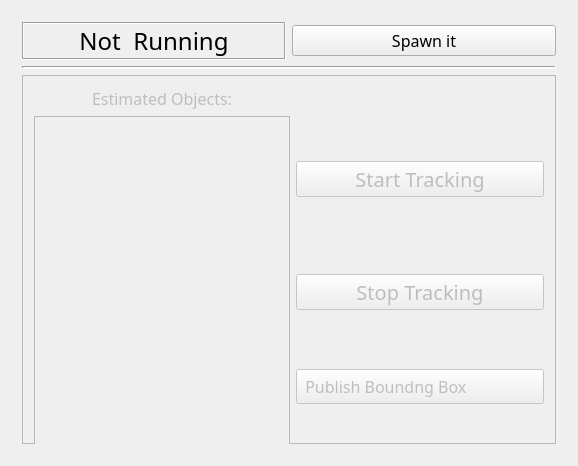
Above: src/recognition/gui/tracker_gui.ui from Tabjones/pacman_vision before the change. Below: the same form after it.
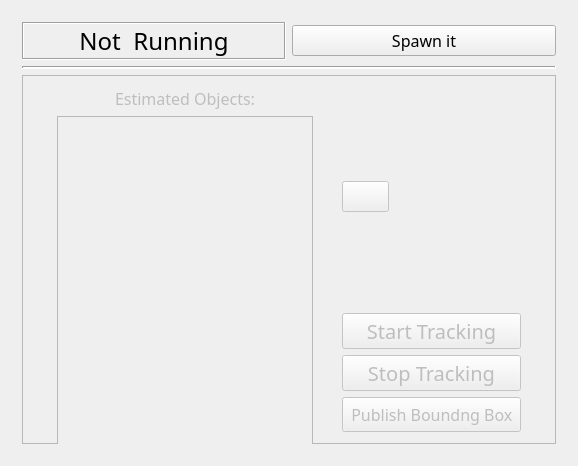
That is the form after the change. Icons and pictures are not drawn.

Commit message:
Tracker integration and Estimator upgrading
WIP

Diff of the .ui file:
```diff
--- a/src/recognition/gui/tracker_gui.ui
+++ b/src/recognition/gui/tracker_gui.ui
@@ -144,7 +144,36 @@
             </property>
            </widget>
           </item>
-          <item row="1" column="0" rowspan="3">
+          <item row="0" column="1" rowspan="2">
+           <widget class="QPushButton" name="RefreshO">
+            <property name="sizePolicy">
+             <sizepolicy hsizetype="Fixed" vsizetype="Fixed">
+              <horstretch>0</horstretch>
+              <verstretch>0</verstretch>
+             </sizepolicy>
+            </property>
+            <property name="toolTip">
+             <string>Manually Refresh Estimated Objects Names.</string>
+            </property>
+            <property name="text">
+             <string notr="true"/>
+            </property>
+            <property name="icon">
+             <iconset resource="../../../resources/resources.qrc">
+              <normaloff>:/icons/refresh.png</normaloff>:/icons/refresh.png</iconset>
+            </property>
+            <property name="iconSize">
+             <size>
+              <width>32</width>
+              <height>32</height>
+             </size>
+            </property>
+            <property name="flat">
+             <bool>false</bool>
+            </property>
+           </widget>
+          </item>
+          <item row="1" column="0" rowspan="4">
            <widget class="QListWidget" name="objects">
             <property name="sizePolicy">
              <sizepolicy hsizetype="Fixed" vsizetype="Expanding">
@@ -175,11 +204,8 @@
             </property>
            </widget>
           </item>
-          <item row="1" column="1">
+          <item row="2" column="1">
            <widget class="QPushButton" name="TrackButt">
-            <property name="enabled">
-             <bool>false</bool>
-            </property>
             <property name="font">
              <font>
               <family>Oxygen-Sans</family>
@@ -215,11 +241,8 @@
             </property>
            </widget>
           </item>
-          <item row="2" column="1">
+          <item row="3" column="1">
            <widget class="QPushButton" name="StopButt">
-            <property name="enabled">
-             <bool>false</bool>
-            </property>
             <property name="font">
              <font>
               <family>Oxygen-Sans</family>
@@ -255,7 +278,7 @@
             </property>
            </widget>
           </item>
-          <item row="3" column="1">
+          <item row="4" column="1">
            <widget class="QPushButton" name="PubButt">
             <property name="maximumSize">
              <size>
```
The commit also changes 13 other files.
